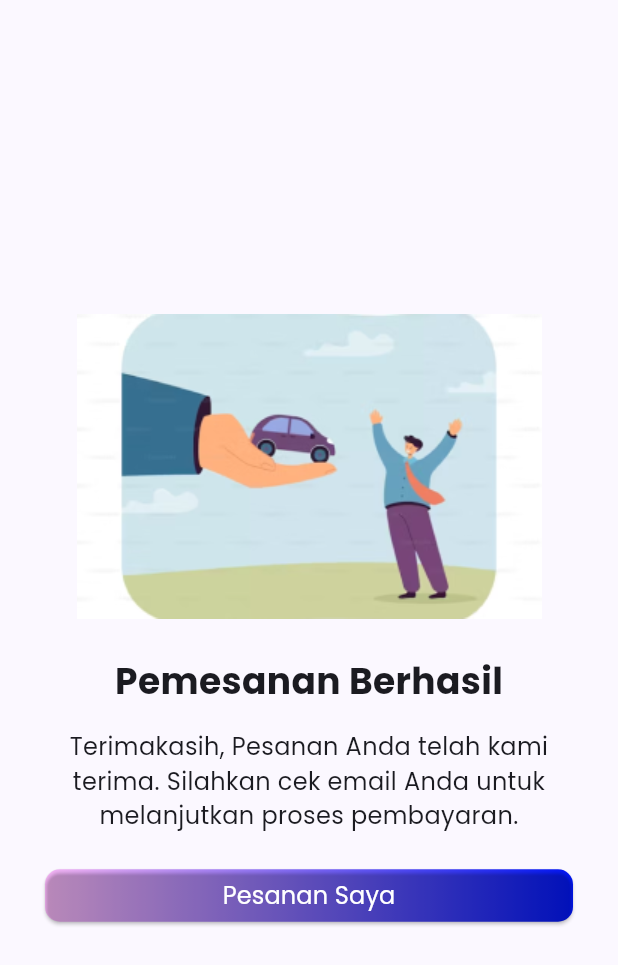
After one commit to solsteace/gaskeun-mobile, a Flutter app: the OrderSuccessPage screen opened directly, on a phone screen of 412 x 824 dp. The commit adds this screen. Shown: the top 965 px of the screen. Run offline on Flutter 3.47's test engine with Material 3 defaults, Android fonts, the phone set to English and light mode, and no system bars; our stand-ins replace file_picker; network calls fail.

Commit message:
carOrder/orderSuccess

```diff
--- a/lib/pages/auth/main.dart
+++ b/lib/pages/auth/main.dart
@@ -108,7 +108,7 @@ class _AuthPage extends State<AuthPage> {
                       _onSuccessAuth("Login success", () { // TODO store logged user data!
                         Navigator.of(context).pushReplacement(
                           MaterialPageRoute(
-                            builder: (context) => HomePage(title: "Home", user: 1))
+                            builder: (context) => HomePage(title: "Home", user: 1, index: 0))
                         );
                       });
                     },
--- /dev/null
+++ b/lib/pages/carOrder/orderSuccess.dart
@@ -0,0 +1,65 @@
+import 'package:flutter/material.dart';
+import "package:gaskeun_mobile/components/GradientButton.dart";
+import 'package:gaskeun_mobile/pages/home/main.dart';
+
+class OrderSuccessPage extends StatelessWidget {
+  @override
+  Widget build(BuildContext context) {
+    return Scaffold(
+      body: Stack(
+        children: [
+          Center(
+            child: Padding(
+              padding: EdgeInsets.symmetric(
+                  horizontal: 30.0), // Add horizontal padding
+              child: Column(
+                mainAxisSize: MainAxisSize.min,
+                mainAxisAlignment: MainAxisAlignment.center,
+                crossAxisAlignment: CrossAxisAlignment.center,
+                children: [
+                  Container(
+                    height: 203, // Specify height to match the image's height
+                    width: 310, // Specify width to match the image's width
+                    decoration: BoxDecoration(
+                      image: DecorationImage(
+                        image: AssetImage('assets/img/forOrderSuccess.png'),
+                        fit: BoxFit.contain,
+                      ),
+                    ),
+                  ),
+                  SizedBox(height: 24.0),
+                  Text(
+                    'Pemesanan Berhasil',
+                    style: TextStyle(
+                      fontSize: 24.0,
+                      fontWeight: FontWeight.bold,
+                    ),
+                  ),
+                  SizedBox(height: 16.0),
+                  Text(
+                    'Terimakasih, Pesanan Anda telah kami terima. Silahkan cek email Anda untuk melanjutkan proses pembayaran.',
+                    style: TextStyle(fontSize: 16.0),
+                    textAlign: TextAlign.center,
+                  ),
+                  SizedBox(height: 24.0),
+                  GradientButton(
+                    onPressed: () {
+                      Navigator.of(context).pushAndRemoveUntil(
+                        MaterialPageRoute(
+                          builder: (context) =>
+                              HomePage(title: "My Bookings", user: 1, index: 2),
+                        ),
+                        (Route<dynamic> route) => false,
+                      );
+                    },
+                    text: 'Pesanan Saya',
+                  ),
+                ],
+              ),
+            ),
+          ),
+        ],
+      ),
+    );
+  }
+}
```
Also changed, not shown: lib/pages/carOrder/orderDetail.dart (+11 -4 lines), lib/pages/home/main.dart (+4 -3 lines), assets/img/forOrderSuccess.png (added).
